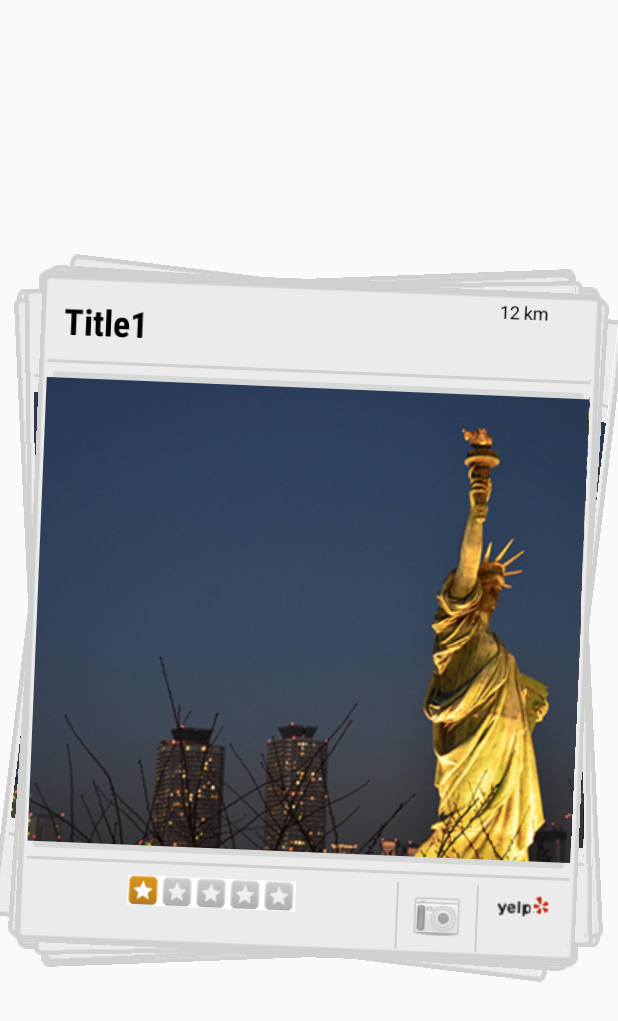
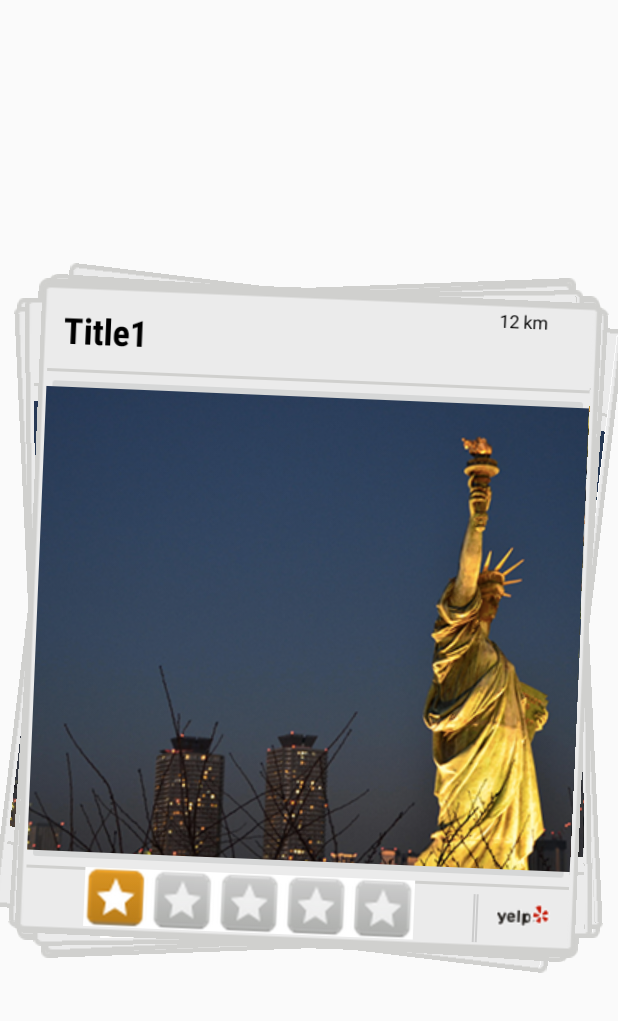
Before and after one commit to timmui/eatr, an Android app: the screen it shows after launch (MainActivity), on a phone screen of 412 x 824 dp. Shown: the top 1021 px of the screen. Run offline under Robolectric (Android 15) with nearby library versions, the phone set to English and light mode, and no system bars.

Commit message:
Fixed it.

```diff
--- a/Android/Eatr/AndTinder/src/main/java/com/andtinder/view/SimpleCardStackAdapter.java
+++ b/Android/Eatr/AndTinder/src/main/java/com/andtinder/view/SimpleCardStackAdapter.java
@@ -26,7 +26,7 @@
 
 		((ImageView) convertView.findViewById(R.id.image)).setImageDrawable(model.getCardImageDrawable());
 		((TextView) convertView.findViewById(R.id.title)).setText(model.getTitle());
-		((TextView) convertView.findViewById(R.id.description)).setText(model.getDescription());
+
 
 		return convertView;
 	}
--- a/Android/Eatr/AndTinder/src/main/res/layout/std_card_inner.xml
+++ b/Android/Eatr/AndTinder/src/main/res/layout/std_card_inner.xml
@@ -52,21 +52,16 @@
         />
 
     <ImageView
-        android:id="@+id/description"
-        style="@android:style/TextAppearance.Inverse"
+        android:id="@+id/stars"
         android:layout_width="wrap_content"
         android:layout_height="wrap_content"
-        android:layout_alignBottom="@+id/image_2"
+        android:layout_below="@id/image"
         android:layout_gravity="left"
-        android:layout_below="@id/image"
         android:layout_toLeftOf="@+id/btn_sep_1"
-        android:gravity="center_vertical"
-        android:fontFamily="sans-serif-condensed"
-        android:ellipsize="end"
-        android:padding="10dp"
+        android:padding="0dp"
         android:lines="1"
-        android:textColor="@android:color/secondary_text_light"
-        android:src="@drawable/onestar"/>
+        android:src="@drawable/onestar"
+        android:layout_alignBottom="@+id/btn_sep_1" />
 
     <View
         android:id="@+id/btn_sep_1"
@@ -78,7 +73,7 @@
         android:layout_toLeftOf="@+id/image_1"
         android:background="#ccc"/>
 
-    <ImageButton
+    <TextView
         android:id="@+id/image_1"
         android:layout_width="wrap_content"
         android:layout_height="wrap_content"
@@ -86,7 +81,9 @@
         android:layout_toLeftOf="@+id/btn_sep_2"
         android:background="?android:attr/selectableItemBackground"
         android:padding="10dp"
-        android:src="@drawable/camera"/>
+        android:text=""
+        android:layout_toRightOf="@+id/title"
+        android:layout_toEndOf="@+id/title" />
 
     <View
         android:id="@+id/btn_sep_2"
@@ -106,7 +103,7 @@
         android:layout_below="@id/image"
         android:background="?android:attr/selectableItemBackground"
         android:padding="10dp"
-        android:src="@drawable/miniMapLogo"/>
+        android:src="@drawable/yelplogo"/>
 
     <TextView
         android:id="@+id/distance"
```
Also changed, not shown: Android/Eatr/AndTinder/src/main/res/drawable-mdpi/yelplogo.png (renamed from Android/Eatr/AndTinder/src/main/res/drawable-mdpi/miniMapLogo.png), 3 other files.
